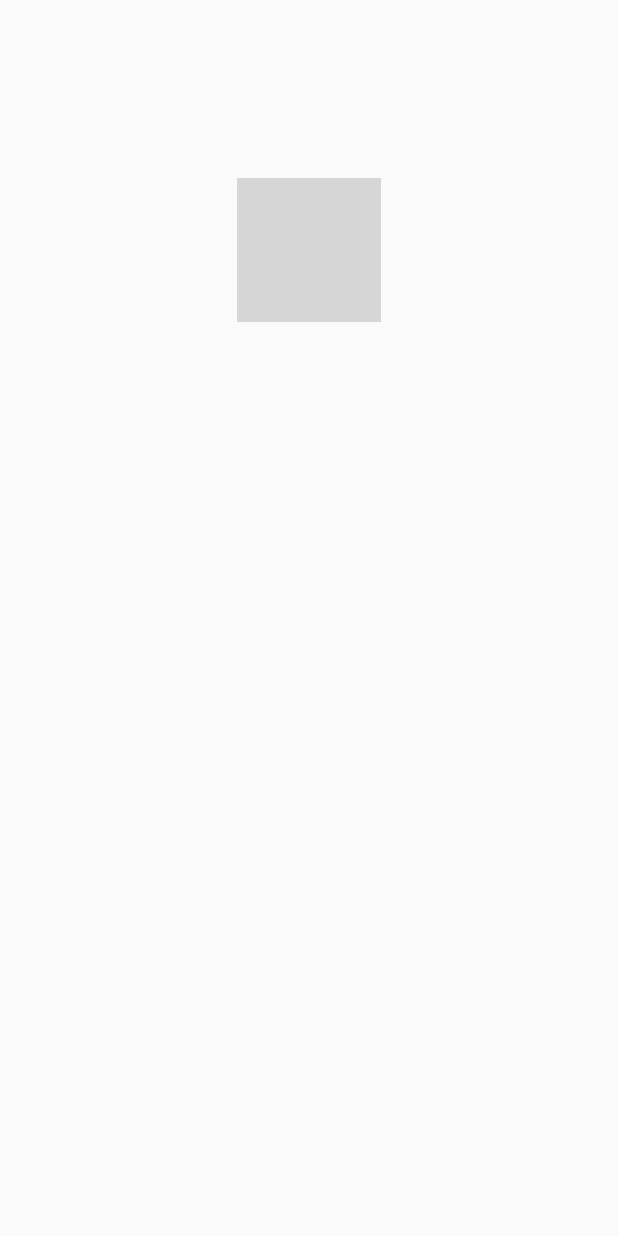
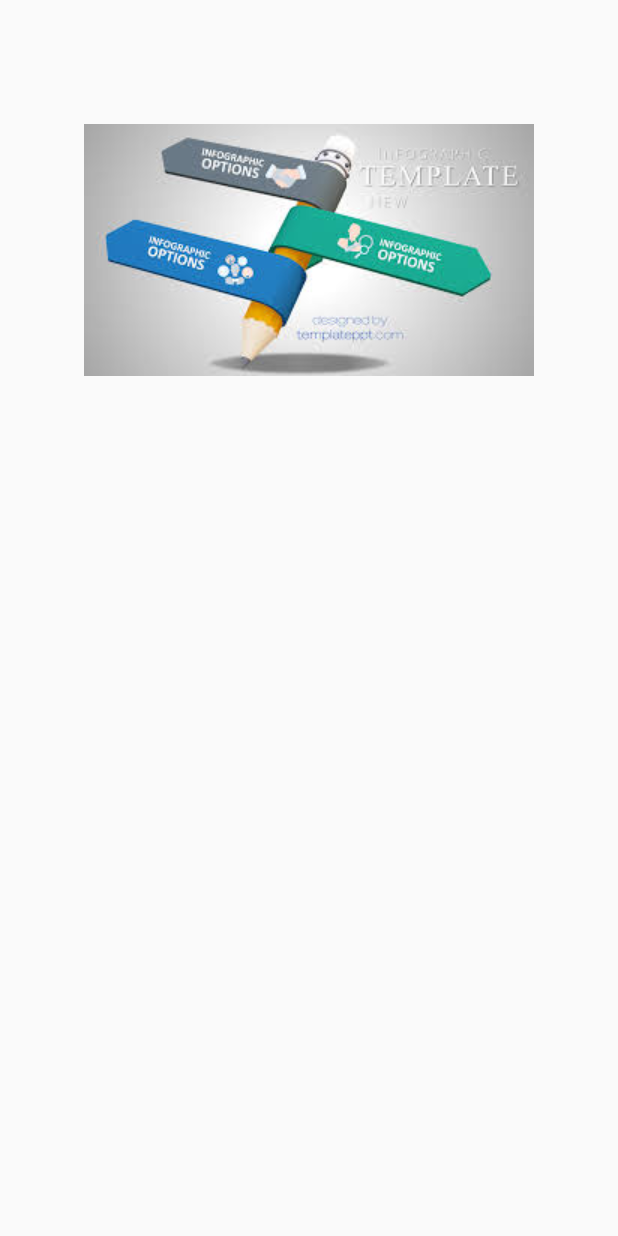
Before and after one commit to RKLama/ecommerceapp, an Android app: the screen it shows after launch (MainHomeActivity), after a tap on an icon or button, on a phone screen of 412 x 824 dp. Run offline under Robolectric (Android 15) with nearby library versions, the phone set to English and light mode, and no system bars; libraries missing offline, so code that uses them is left out: me.relex.circleindicator; plain views replace CircleIndicator; 2 statements that could not run were skipped; grey boxes are pictures that could not be loaded.

Commit message:
Initial Commit

```diff
--- a/app/build.gradle
+++ b/app/build.gradle
@@ -7,7 +7,7 @@ android {
         minSdkVersion 17
         targetSdkVersion 26
         versionCode 1
-        versionName "1.0"
+        versionName "first.0"
         testInstrumentationRunner "android.support.test.runner.AndroidJUnitRunner"
     }
     buildTypes {
--- a/app/src/main/java/example/com/ecommerceapp/MainHomeActivity.java
+++ b/app/src/main/java/example/com/ecommerceapp/MainHomeActivity.java
@@ -19,11 +19,11 @@ import me.relex.circleindicator.CircleIndicator;
     private static ViewPager mPager;
     private static int currentPage = 0;
     private static final Integer[] images= {
-            R.drawable.laptop,
-            R.drawable.chairs,
-            R.drawable.dgcam,
-            R.drawable.food,
-            R.drawable.device};
+            R.drawable.first,
+            R.drawable.second,
+            R.drawable.third,
+            R.drawable.fourth,
+            R.drawable.fifth};
     private ArrayList<Integer> imgArray = new ArrayList<Integer>();
     @Override
     protected void onCreate(Bundle savedInstanceState) {
--- a/app/src/main/res/layout/slide.xml
+++ b/app/src/main/res/layout/slide.xml
@@ -13,6 +13,6 @@
         android:layout_height="wrap_content"
         android:adjustViewBounds="true"
         android:layout_gravity="center"
-        android:src="@drawable/laptop"
+        android:src="@drawable/first"
         android:scaleType="centerCrop"/>
 </LinearLayout>
```
Also changed, not shown: app/src/main/res/drawable/chairs.jpg (deleted), app/src/main/res/drawable/device.jpg (deleted), app/src/main/res/drawable/dgcam.jpeg (deleted), app/src/main/res/drawable/fifth.png (added), app/src/main/res/drawable/first.png (added), app/src/main/res/drawable/food.jpg (deleted), app/src/main/res/drawable/fourth.png (added), app/src/main/res/drawable/second.png (added), app/src/main/res/drawable/third.png (added).
